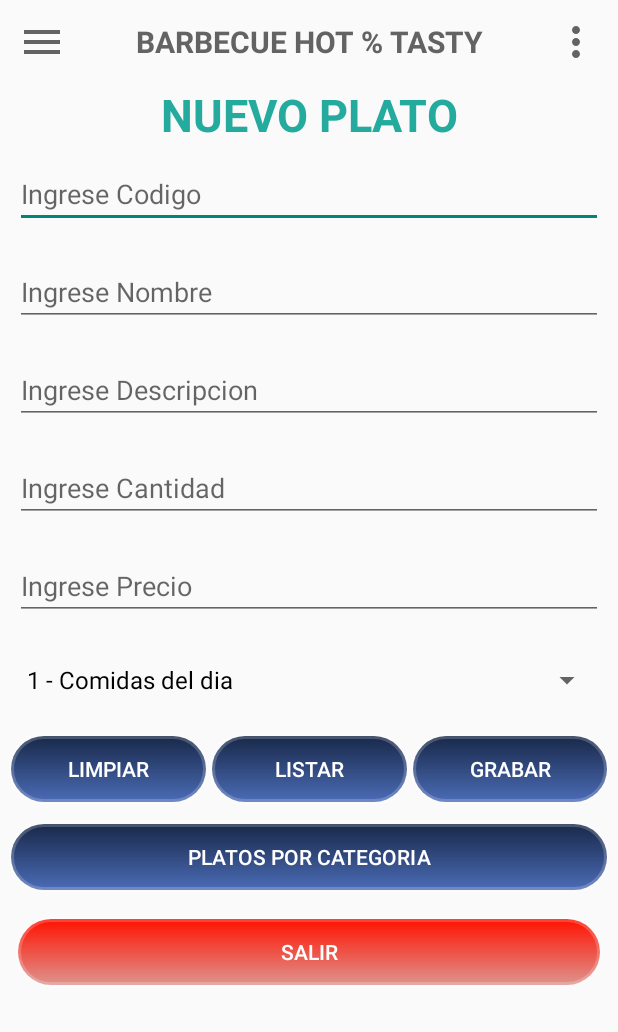
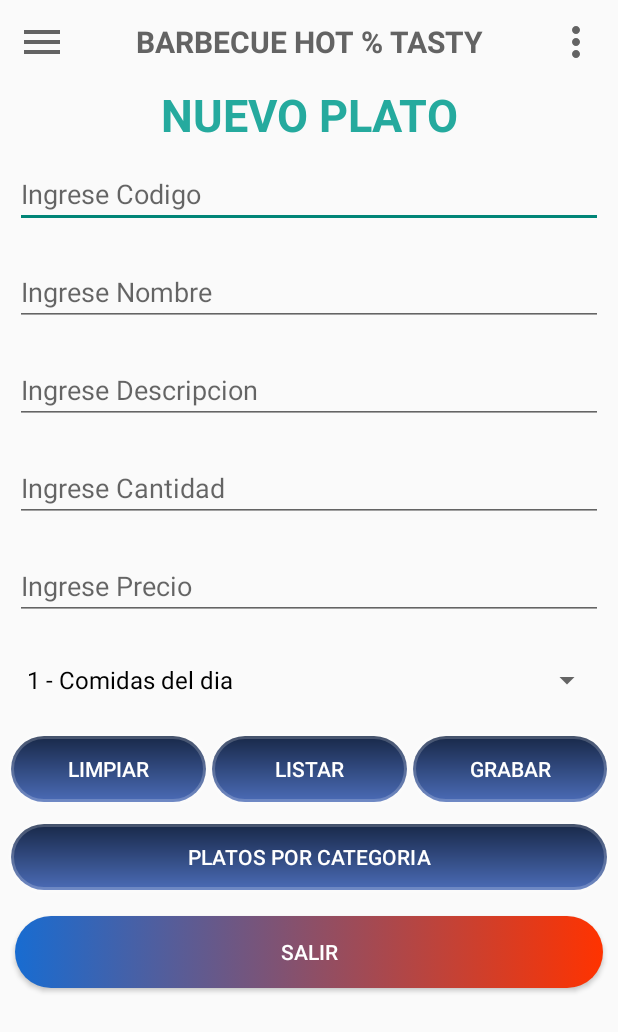
Before and after one commit to carlosorbegoso/ProyectoAppMoviles, an Android app: the PlatoNuevoActivity screen opened directly, with no data from a screen before it, on a phone screen of 412 x 824 dp. Shown: the top 1032 px of the screen. Run offline under Robolectric (Android 15) with nearby library versions, the phone set to English and light mode, and no system bars; Roboto replaces fonts that are not available here.

Commit message:
cambio de fondo

```diff
--- /dev/null
+++ b/app/src/main/res/drawable/btn_color.xml
@@ -0,0 +1,26 @@
+<?xml version="1.0" encoding="utf-8"?>
+<selector xmlns:android="http://schemas.android.com/apk/res/android">
+
+    <item android:state_pressed="true">
+
+        <shape android:shape="rectangle">
+
+            <solid android:color="@color/colorBtnPress"/>
+            <corners android:radius="100dp"/>
+
+        </shape>
+
+    </item>
+
+    <item>
+
+        <shape android:shape="rectangle">
+
+            <gradient android:angle="0" android:startColor="@color/colorBtn" android:endColor="@color/colorBtnPress"/>
+            <corners android:radius="100dp"/>
+
+        </shape>
+
+    </item>
+
+</selector>
--- a/app/src/main/res/layout/activity_plato_nuevo.xml
+++ b/app/src/main/res/layout/activity_plato_nuevo.xml
@@ -136,7 +136,7 @@
             android:layout_width="match_parent"
             android:layout_height="wrap_content"
             android:layout_margin="10dp"
-            android:background="@drawable/button_roudend_red"
+            android:background="@drawable/btn_color"
             android:onClick="salir"
             android:text="Salir"
             android:textColor="#FFFFFF" />
--- a/app/src/main/res/layout/activity_platos_categoria.xml
+++ b/app/src/main/res/layout/activity_platos_categoria.xml
@@ -5,6 +5,7 @@
     android:layout_width="match_parent"
     android:layout_height="match_parent"
     android:orientation="vertical"
+    android:background="@drawable/fondo_degradado"
     tools:context=".PlatosCategoriaActivity">
 
     <TextView
--- a/app/src/main/res/values/colors.xml
+++ b/app/src/main/res/values/colors.xml
@@ -3,4 +3,12 @@
     <color name="colorPrimary">#6200EE</color>
     <color name="colorPrimaryDark">#3700B3</color>
     <color name="colorAccent">#03DAC5</color>
+
+    <color name="colorBtn">#186CD1</color>
+    <color name="colorBtnPress">#FF3300</color>
+
+    <color name="colorUno">#3F51B5</color>
+    <color name="colorDos">#00BCD4</color>
+    <color name="colorTres">#8CC2CE</color>
+
 </resources>
--- a/build.gradle
+++ b/build.gradle
@@ -8,7 +8,7 @@
 
     }
     dependencies {
-        classpath 'com.android.tools.build:gradle:4.2.2'
+        classpath 'com.android.tools.build:gradle:7.0.1'
         classpath "org.jetbrains.kotlin:kotlin-gradle-plugin:$kotlin_version"
 
         // NOTE: Do not place your application dependencies here; they belong
```
Also changed, not shown: app/src/main/res/drawable/fondo_degradado.xml (added, +17 -0 lines), gradle/wrapper/gradle-wrapper.properties.
